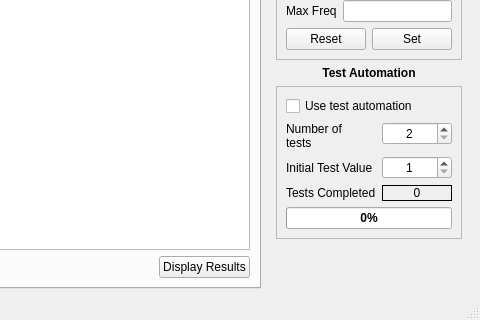
alxhoff/BrezeFlow, file UI/MainInterface.ui: the form before one commit; both pictures show x 627 to 1107 and y 501 to 821 of the 1107 by 821 pixel window.
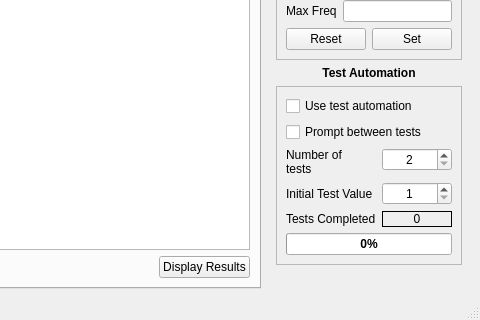
The form after the commit. Icons and pictures are not drawn.

Commit message: Fixed bugs for retrieval of util from core who has not had any workloads on it and added optional prompt between automated tests

Patch:
```diff
--- a/UI/MainInterface.ui
+++ b/UI/MainInterface.ui
@@ -1082,6 +1082,19 @@
             </property>
            </widget>
           </item>
+          <item>
+           <widget class="QCheckBox" name="checkBoxTestAutomationPrompt">
+            <property name="font">
+             <font>
+              <weight>50</weight>
+              <bold>false</bold>
+             </font>
+            </property>
+            <property name="text">
+             <string>Prompt between tests</string>
+            </property>
+           </widget>
+          </item>
           <item>
            <layout class="QFormLayout" name="formLayout_3">
             <item row="0" column="0">
```
The commit also changes 8 other files.
